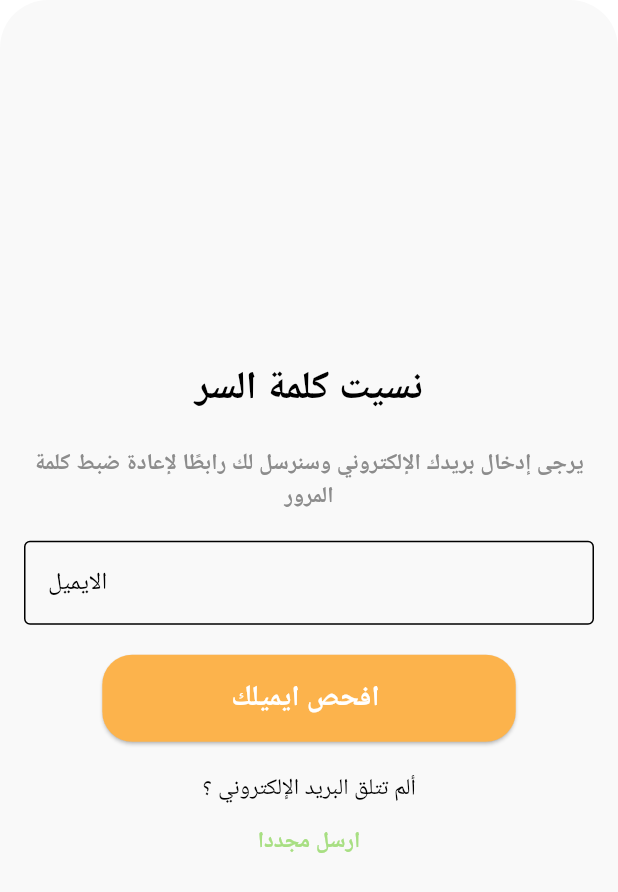
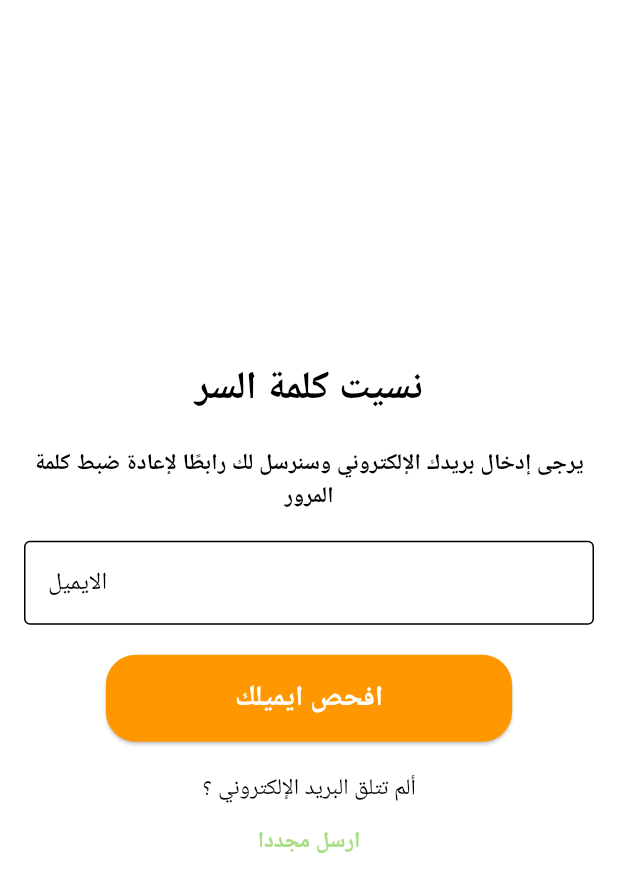
Before and after one commit to mom-food/momFood, a Flutter app: the ForgetPasswordContent screen opened directly, on a phone screen of 412 x 824 dp. Shown: the top 892 px of the screen. Run offline on Flutter 3.47's test engine with Material 3 defaults, Android fonts, the phone set to English and light mode, and no system bars; our stand-ins replace app_links, firebase_auth, firebase_core, flutter_bloc, go_router, google_fonts and 3 more; accounts and stored records are empty; network calls fail; Roboto replaces fonts that are missing (Encode Sans, Poppins); project files that could hold a hidden picture were left out.

```diff
--- a/app/lib/View/Screens/Authentication/forget_password.dart
+++ b/app/lib/View/Screens/Authentication/forget_password.dart
@@ -1,6 +1,8 @@
+// forget_password.dart
 import 'package:flutter/material.dart';
 import 'package:provider/provider.dart';
 import '../../../ViewModel/forget-password-view-model.dart';
+import '../../../colors.dart';
 
 class ForgetPassword extends StatelessWidget {
   const ForgetPassword({super.key});
@@ -25,7 +27,7 @@ class ForgetPasswordContent extends StatelessWidget {
         child: Container(
           padding: const EdgeInsets.all(16.0),
           decoration: BoxDecoration(
-            color: const Color(0xFFF9F9F9),
+            color: AppColors.backgroundColorLight,
             borderRadius: BorderRadius.circular(32),
           ),
           child: Column(
@@ -34,7 +36,7 @@ class ForgetPasswordContent extends StatelessWidget {
               const Text(
                 'نسيت كلمة السر',
                 style: TextStyle(
-                  color: Colors.black,
+                  color: AppColors.textColor1,
                   fontSize: 26,
                   fontFamily: 'Encode Sans',
                   fontWeight: FontWeight.w600,
@@ -45,7 +47,7 @@ class ForgetPasswordContent extends StatelessWidget {
                 'يرجى إدخال بريدك الإلكتروني وسنرسل لك رابطًا لإعادة ضبط كلمة المرور',
                 textAlign: TextAlign.center,
                 style: TextStyle(
-                  color: Color(0xFF8C8C8C),
+                  color: AppColors.textColor1,
                   fontSize: 15,
                   fontFamily: 'Encode Sans',
                   fontWeight: FontWeight.w700,
@@ -83,16 +85,16 @@ class ForgetPasswordContent extends StatelessWidget {
                   }
                 },
                 style: ElevatedButton.styleFrom(
-                  backgroundColor: const Color(0xFFFCB34C),
+                  backgroundColor: AppColors.primary1,
                   padding: const EdgeInsets.symmetric(horizontal: 86, vertical: 15),
                   shape: RoundedRectangleBorder(
                     borderRadius: BorderRadius.circular(20),
                   ),
                 ),
                 child: const Text(
-                  'افحص ايميلك ',
+                  'افحص ايميلك',
                   style: TextStyle(
-                    color: Colors.white,
+                    color: AppColors.textColor2,
                     fontSize: 19,
                     fontFamily: 'Poppins',
                     fontWeight: FontWeight.w700,
@@ -103,7 +105,7 @@ class ForgetPasswordContent extends StatelessWidget {
               const Text(
                 'ألم تتلق البريد الإلكتروني ؟',
                 style: TextStyle(
-                  color: Colors.black,
+                  color: AppColors.textColor1,
                   fontSize: 15,
                   fontFamily: 'Encode Sans',
                   fontWeight: FontWeight.w400,
@@ -118,7 +120,7 @@ class ForgetPasswordContent extends StatelessWidget {
                 child: const Text(
                   'ارسل مجددا',
                   style: TextStyle(
-                    color: Color(0xFFA8DF83),
+                    color: AppColors.primary2,
                     fontSize: 15,
                     fontFamily: 'Encode Sans',
                     fontWeight: FontWeight.w700,
--- a/app/lib/View/Screens/offer_meals.dart
+++ b/app/lib/View/Screens/offer_meals.dart
@@ -1,8 +1,9 @@
 import 'package:flutter/material.dart';
 import 'package:provider/provider.dart';
 import 'package:app/ViewModel/meal_view_model.dart';
-import 'package:app/View/Widgets/search-bar.dart';
+import '../../colors.dart';
 import '../Widgets/cards/meal_offer_card.dart';
+import '../Widgets/search-bar.dart';
 import 'category_meal.dart';
 
 class MealOfferScreen extends StatelessWidget {
@@ -30,6 +31,7 @@ class MealOfferScreen extends StatelessWidget {
                   style: TextStyle(
                     fontWeight: FontWeight.bold,
                     fontSize: 26,
+                    color: AppColors.textColor1,
                   ),
                 ),
                 const SizedBox(height: 10),
```
Also changed, not shown: app/lib/View/Screens/Authentication/reset_password.dart (+9 -6 lines), app/lib/View/Widgets/app_bar.dart (+8 -1 lines), app/lib/View/Widgets/mom_food_title.dart (+7 -7 lines).
